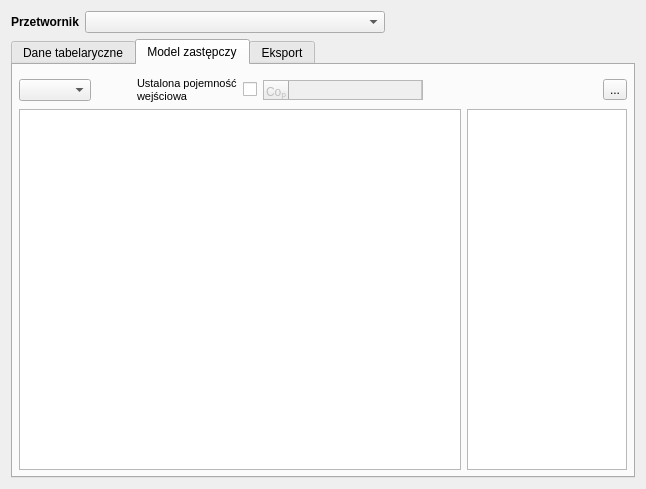
Before: the Qt Designer form src/transducerdialog.ui in orlinskj/transducer-plot, drawn with Qt 5.
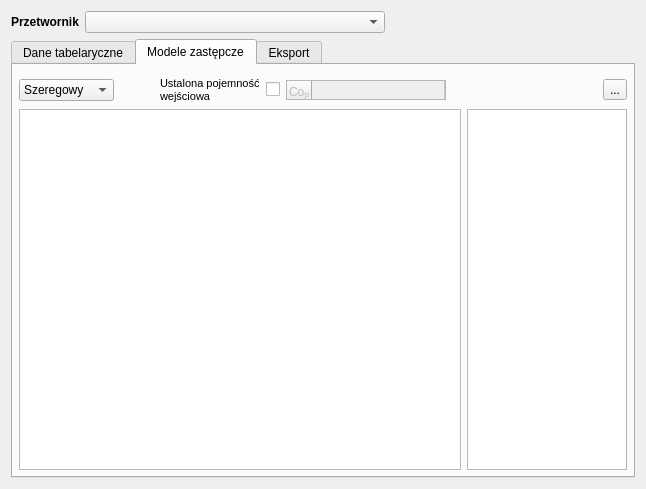
After: the same form once the commit is applied. The open tabs and pages were chosen to show the change. Icons and pictures are not drawn.

The edit to the form file:
```diff
--- a/src/transducerdialog.ui
+++ b/src/transducerdialog.ui
@@ -128,7 +128,7 @@
        </widget>
        <widget class="QWidget" name="tabModel">
         <attribute name="title">
-         <string>Model zastępczy</string>
+         <string>Modele zastępcze</string>
         </attribute>
         <layout class="QVBoxLayout" name="verticalLayout_3">
          <property name="leftMargin">
@@ -158,6 +158,16 @@
                  <height>16777215</height>
                 </size>
                </property>
+               <item>
+                <property name="text">
+                 <string>Szeregowy</string>
+                </property>
+               </item>
+               <item>
+                <property name="text">
+                 <string>Równoległy</string>
+                </property>
+               </item>
               </widget>
              </item>
              <item>
```
Left out of the diff: 8 changed lines with no effect on the pictures.
